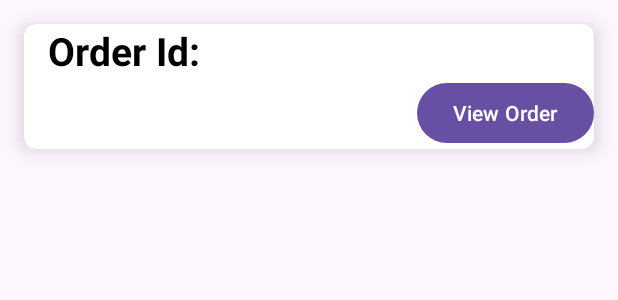
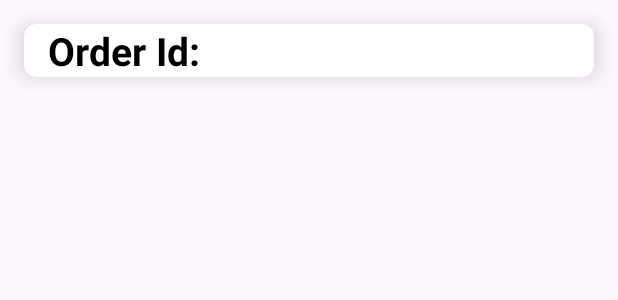
Before and after one commit to QvQ12/b07FinalProject_Group9, an Android app: the layout notification_display.xml on its own in the app's theme, with its tools: preview values and no code run, on a phone screen of 412 x 824 dp. Shown: the top 300 px of the screen. Run offline under Robolectric (Android 15) with nearby library versions, the phone set to English and light mode, and no system bars.

Commit message:
notification display

```diff
--- a/app/src/main/res/layout/notification_display.xml
+++ b/app/src/main/res/layout/notification_display.xml
@@ -32,7 +32,6 @@
                 android:textSize="26sp"
                 android:textStyle="bold"/>
 
-
         </LinearLayout>
 
 
@@ -44,12 +43,6 @@
             android:orientation="horizontal"
             >
         </LinearLayout>
-        <Button
-            android:id="@+id/ViewOrderButton"
-            android:layout_width="wrap_content"
-            android:layout_height="wrap_content"
-            android:layout_gravity="right"
-            android:text="View Order" />
 
     </LinearLayout>
 
```
